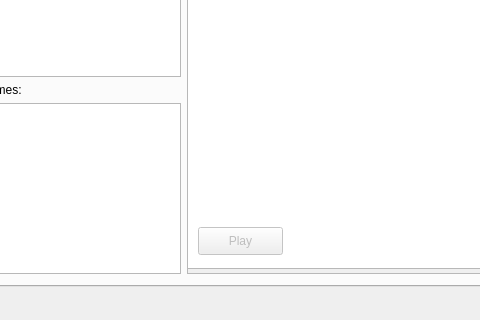
Before: the Qt Designer form mainwindow.ui in lvklabs/sprite-animator-tool, drawn with Qt 5; both pictures show x 99 to 579 and y 206 to 526 of the 887 by 526 pixel window.
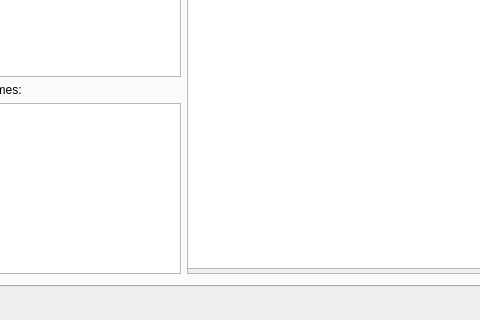
After: the same form once the commit is applied. Icons and pictures are not drawn.

Commit message: - Most of the code to handle modifications in the tables is done. Some fields were disabled until unimplemented features became available. - The start/stop animation button was removed because it is not useful at all.

```diff
--- a/mainwindow.ui
+++ b/mainwindow.ui
@@ -529,22 +529,6 @@
              </rect>
             </property>
            </widget>
-           <widget class="QPushButton" name="previewAniButton">
-            <property name="enabled">
-             <bool>false</bool>
-            </property>
-            <property name="geometry">
-             <rect>
-              <x>10</x>
-              <y>320</y>
-              <width>85</width>
-              <height>28</height>
-             </rect>
-            </property>
-            <property name="text">
-             <string>Play</string>
-            </property>
-           </widget>
           </widget>
          </widget>
         </item>
```
Left out of the diff: 13 changed lines with no effect on the pictures. The commit also changes 3 other files.
